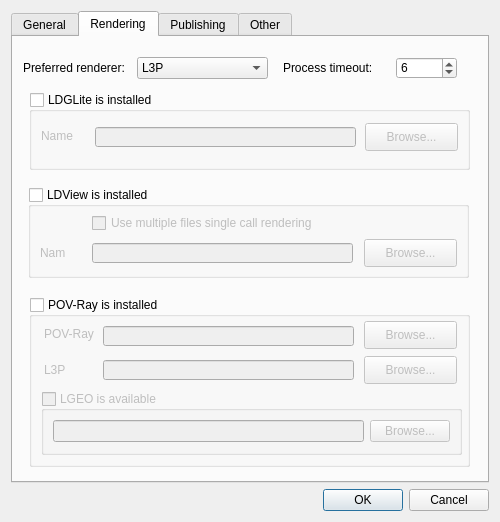
trevorsandy/lpub3d, file mainApp/preferences.ui: the form before one commit.
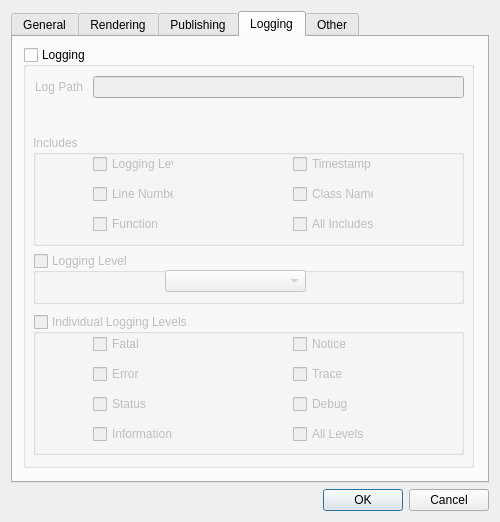
The form after the commit. Icons and pictures are not drawn.

Commit message: 10-add-logging-options-to-preferences.patch

The edit to the form file:
```diff
--- a/mainApp/preferences.ui
+++ b/mainApp/preferences.ui
@@ -28,7 +28,7 @@
    <item row="1" column="0">
     <widget class="QTabWidget" name="tabWidget">
      <property name="currentIndex">
-      <number>1</number>
+      <number>3</number>
      </property>
      <widget class="QWidget" name="tabGeneral">
       <attribute name="title">
@@ -887,6 +887,390 @@
       <zorder>label_8</zorder>
       <zorder>authorName_Edit</zorder>
      </widget>
+     <widget class="QWidget" name="tabLogging">
+      <attribute name="title">
+       <string>Logging</string>
+      </attribute>
+      <widget class="QGroupBox" name="loggingGrpBox">
+       <property name="geometry">
+        <rect>
+         <x>10</x>
+         <y>10</y>
+         <width>451</width>
+         <height>421</height>
+        </rect>
+       </property>
+       <property name="toolTip">
+        <string>Uncheck to disable logging</string>
+       </property>
+       <property name="title">
+        <string>Logging</string>
+       </property>
+       <property name="checkable">
+        <bool>true</bool>
+       </property>
+       <property name="checked">
+        <bool>false</bool>
+       </property>
+       <widget class="QLabel" name="label_11">
+        <property name="geometry">
+         <rect>
+          <x>12</x>
+          <y>32</y>
+          <width>55</width>
+          <height>16</height>
+         </rect>
+        </property>
+        <property name="text">
+         <string>Log Path</string>
+        </property>
+       </widget>
+       <widget class="QLineEdit" name="logPathEdit">
+        <property name="enabled">
+         <bool>true</bool>
+        </property>
+        <property name="geometry">
+         <rect>
+          <x>70</x>
+          <y>29</y>
+          <width>371</width>
+          <height>22</height>
+         </rect>
+        </property>
+        <property name="toolTip">
+         <string>Log file path</string>
+        </property>
+        <property name="readOnly">
+         <bool>true</bool>
+        </property>
+       </widget>
+       <widget class="QGroupBox" name="includesGrpBox">
+        <property name="geometry">
+         <rect>
+          <x>10</x>
+          <y>88</y>
+          <width>431</width>
+          <height>111</height>
+         </rect>
+        </property>
+        <property name="toolTip">
+         <string>Attributes to include in log output. Select all that apply</string>
+        </property>
+        <property name="title">
+         <string>Includes</string>
+        </property>
+        <widget class="QCheckBox" name="includeLogLevelBox">
+         <property name="geometry">
+          <rect>
+           <x>60</x>
+           <y>19</y>
+           <width>81</width>
+           <height>20</height>
+          </rect>
+         </property>
+         <property name="toolTip">
+          <string>Include the level of logging</string>
+         </property>
+         <property name="text">
+          <string>Logging Level</string>
+         </property>
+         <property name="checked">
+          <bool>false</bool>
+         </property>
+        </widget>
+        <widget class="QCheckBox" name="includeTimestampBox">
+         <property name="geometry">
+          <rect>
+           <x>260</x>
+           <y>19</y>
+           <width>81</width>
+           <height>20</height>
+          </rect>
+         </property>
+         <property name="toolTip">
+          <string>Include the timestamp of the logged message</string>
+         </property>
+         <property name="text">
+          <string>Timestamp</string>
+         </property>
+        </widget>
+        <widget class="QCheckBox" name="includeLineNumberBox">
+         <property name="geometry">
+          <rect>
+           <x>60</x>
+           <y>49</y>
+           <width>81</width>
+           <height>20</height>
+          </rect>
+         </property>
+         <property name="toolTip">
+          <string>Include the log message class line number</string>
+         </property>
+         <property name="text">
+          <string>Line Number</string>
+         </property>
+        </widget>
+        <widget class="QCheckBox" name="includeFileNameBox">
+         <property name="geometry">
+          <rect>
+           <x>260</x>
+           <y>49</y>
+           <width>81</width>
+           <height>20</height>
+          </rect>
+         </property>
+         <property name="toolTip">
+          <string>Include the class name that generated the log message</string>
+         </property>
+         <property name="text">
+          <string>Class Name</string>
+         </property>
+        </widget>
+        <widget class="QCheckBox" name="includeFunctionBox">
+         <property name="geometry">
+          <rect>
+           <x>60</x>
+           <y>79</y>
+           <width>81</width>
+           <height>20</height>
+          </rect>
+         </property>
+         <property name="toolTip">
+          <string>Include the log message class function</string>
+         </property>
+         <property name="text">
+          <string>Function</string>
+         </property>
+        </widget>
+        <widget class="QCheckBox" name="includeAllLogAttribBox">
+         <property name="geometry">
+          <rect>
+           <x>260</x>
+           <y>79</y>
+           <width>81</width>
+           <height>20</height>
+          </rect>
+         </property>
+         <property name="toolTip">
+          <string>Include the class name that generated the log message</string>
+         </property>
+         <property name="text">
+          <string>All Includes</string>
+         </property>
+         <property name="checked">
+          <bool>false</bool>
+         </property>
+        </widget>
+       </widget>
+       <widget class="QGroupBox" name="logLevelsGrpBox">
+        <property name="geometry">
+         <rect>
+          <x>10</x>
+          <y>267</y>
+          <width>431</width>
+          <height>141</height>
+         </rect>
+        </property>
+        <property name="toolTip">
+         <string>Select individual logging levels as needed. </string>
+        </property>
+        <property name="title">
+         <string>Individual Logging Levels</string>
+        </property>
+        <property name="checkable">
+         <bool>true</bool>
+        </property>
+        <property name="checked">
+         <bool>false</bool>
+        </property>
+        <widget class="QCheckBox" name="fatalLevelBox">
+         <property name="geometry">
+          <rect>
+           <x>60</x>
+           <y>20</y>
+           <width>81</width>
+           <height>20</height>
+          </rect>
+         </property>
+         <property name="toolTip">
+          <string>Log Fatal messages</string>
+         </property>
+         <property name="text">
+          <string>Fatal</string>
+         </property>
+         <property name="checked">
+          <bool>false</bool>
+         </property>
+        </widget>
+        <widget class="QCheckBox" name="noticeLevelBox">
+         <property name="geometry">
+          <rect>
+           <x>260</x>
+           <y>20</y>
+           <width>81</width>
+           <height>20</height>
+          </rect>
+         </property>
+         <property name="toolTip">
+          <string>Log Notice messages</string>
+         </property>
+         <property name="text">
+          <string>Notice</string>
+         </property>
+        </widget>
+        <widget class="QCheckBox" name="traceLevelBox">
+         <property name="geometry">
+          <rect>
+           <x>260</x>
+           <y>50</y>
+           <width>81</width>
+           <height>20</height>
+          </rect>
+         </property>
+         <property name="toolTip">
+          <string>Log Trace messages</string>
+         </property>
+         <property name="text">
+          <string>Trace</string>
+         </property>
+        </widget>
+        <widget class="QCheckBox" name="errorLevelBox">
+         <property name="geometry">
+          <rect>
+           <x>60</x>
+           <y>50</y>
+           <width>81</width>
+           <height>20</height>
+          </rect>
+         </property>
+         <property name="toolTip">
+          <string>Log Error messages</string>
+         </property>
+         <property name="text">
+          <string>Error</string>
+         </property>
+         <property name="checked">
+          <bool>false</bool>
+         </property>
+        </widget>
+        <widget class="QCheckBox" name="debugLevelBox">
+         <property name="geometry">
+          <rect>
+           <x>260</x>
+           <y>80</y>
+           <width>81</width>
+           <height>20</height>
+          </rect>
+         </property>
+         <property name="toolTip">
+          <string>Log Debug messages</string>
+         </property>
+         <property name="text">
+          <string>Debug</string>
+         </property>
+        </widget>
+        <widget class="QCheckBox" name="statusLevelBox">
+         <property name="geometry">
+          <rect>
+           <x>60</x>
+           <y>80</y>
+           <width>81</width>
+           <height>20</height>
+          </rect>
+         </property>
+         <property name="toolTip">
+          <string>Log Status messages</string>
+         </property>
+         <property name="text">
+          <string>Status</string>
+         </property>
+         <property name="checked">
+          <bool>false</bool>
+         </property>
+        </widget>
+        <widget class="QCheckBox" name="allLogLevelsBox">
+         <property name="geometry">
+          <rect>
+           <x>260</x>
+           <y>110</y>
+           <width>81</width>
+           <height>20</height>
+          </rect>
+         </property>
+         <property name="toolTip">
+          <string>Log all messages</string>
+         </property>
+         <property name="text">
+          <string>All Levels</string>
+         </property>
+        </widget>
+        <widget class="QCheckBox" name="infoLevelBox">
+         <property name="geometry">
+          <rect>
+           <x>60</x>
+           <y>110</y>
+           <width>81</width>
+           <height>20</height>
+          </rect>
+         </property>
+         <property name="toolTip">
+          <string>Log Information messages</string>
+         </property>
+         <property name="text">
+          <string>Information</string>
+         </property>
+        </widget>
+       </widget>
+       <widget class="QGroupBox" name="logLevelGrpBox">
+        <property name="geometry">
+         <rect>
+          <x>10</x>
+          <y>206</y>
+          <width>431</width>
+          <height>51</height>
+         </rect>
+        </property>
+        <property name="toolTip">
+         <string>Select logging level as needed. Levels below the selected level will also be logged.</string>
+        </property>
+        <property name="layoutDirection">
+         <enum>Qt::LeftToRight</enum>
+        </property>
+        <property name="title">
+         <string>Logging Level</string>
+        </property>
+        <property name="checkable">
+         <bool>true</bool>
+        </property>
+        <property name="checked">
+         <bool>false</bool>
+        </property>
+        <widget class="QComboBox" name="logLevelCombo">
+         <property name="geometry">
+          <rect>
+           <x>132</x>
+           <y>17</y>
+           <width>141</width>
+           <height>22</height>
+          </rect>
+         </property>
+        </widget>
+       </widget>
+       <widget class="QLabel" name="logValiationLbl">
+        <property name="geometry">
+         <rect>
+          <x>20</x>
+          <y>60</y>
+          <width>421</width>
+          <height>20</height>
+         </rect>
+        </property>
+        <property name="text">
+         <string/>
+        </property>
+       </widget>
+      </widget>
+     </widget>
      <widget class="QWidget" name="tabOther">
       <attribute name="title">
        <string>Other</string>
```
The commit also changes 12 other files.
